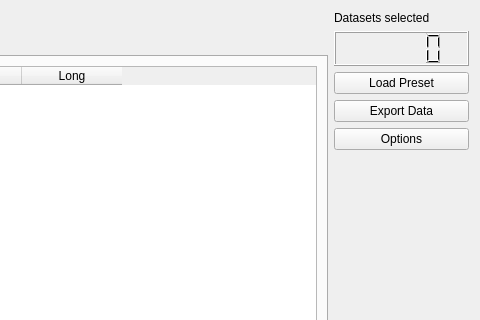
First picture: the form in app/gui/base.ui, repository petres/eurostat, before the edit; both pictures show x 483 to 963 and y 0 to 320 of the 963 by 497 pixel window.
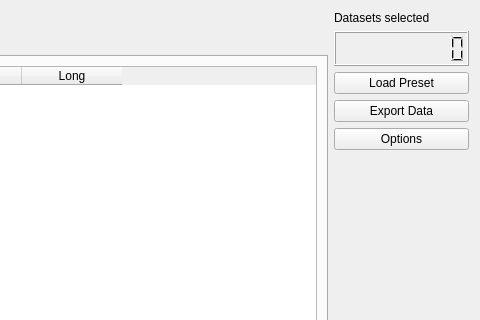
Second picture: the form after the edit.

Commit message: multiselection mode changed

Diff of the .ui file:
```diff
--- a/app/gui/base.ui
+++ b/app/gui/base.ui
@@ -192,6 +192,9 @@
            <height>35</height>
           </size>
          </property>
+         <property name="digitCount">
+          <number>9</number>
+         </property>
         </widget>
        </item>
        <item>
```
The commit also changes 1 other file.
